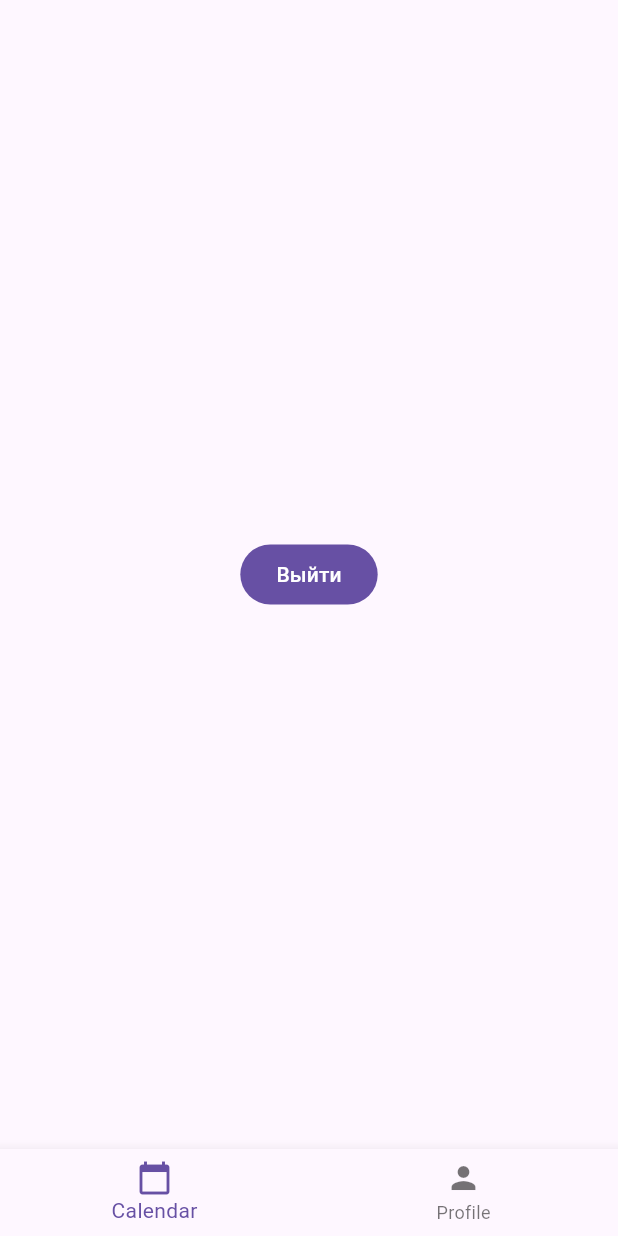
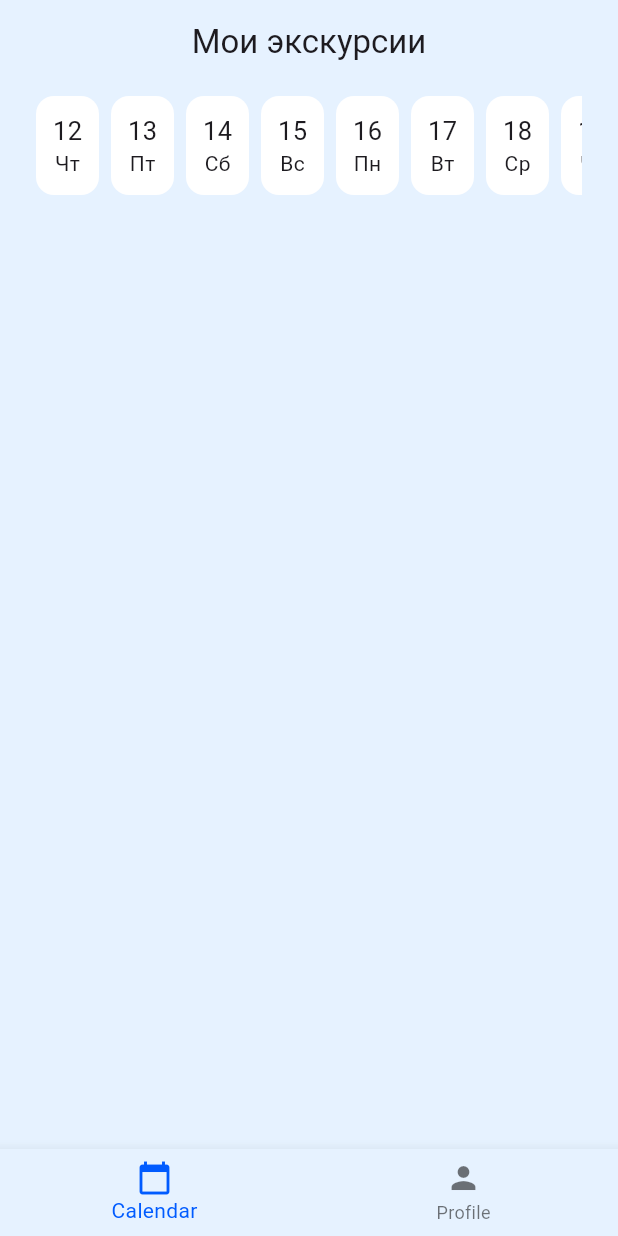
Before and after one commit to ProjectSWD12/SWD_Project, a Flutter app: the screen it shows once a user with an empty profile is signed in, on a phone screen of 412 x 824 dp. Run offline on Flutter 3.47's test engine with Material 3 defaults, Android fonts, the light colour scheme and no system bars; our stand-ins replace cloud_firestore, firebase_auth, firebase_core, flutter_riverpod; accounts and stored records are empty.

Commit message:
added calendar

```diff
--- /dev/null
+++ b/lib/screens/calendar.dart
@@ -0,0 +1,94 @@
+import 'package:cloud_firestore/cloud_firestore.dart';
+import 'package:firebase_auth/firebase_auth.dart';
+import 'package:flutter/material.dart';
+
+class Calendar extends StatefulWidget {
+  const Calendar({super.key});
+
+  @override
+  State<Calendar> createState() => _CalendarState();
+}
+
+class _CalendarState extends State<Calendar> {
+  List<ExcursionModel> excursions = [];
+  final List<String> weekdays = ['Пн', 'Вт', 'Ср', 'Чт', 'Пт', 'Сб', 'Вс'];
+
+  Future<void> _loadExcursions() async {
+    // database request
+  }
+
+  @override
+  Widget build(BuildContext context) {
+    return Scaffold(
+      appBar: AppBar(
+        backgroundColor: Color(0xffE6F2FF),
+        title: Text('Мои экскурсии'),
+        centerTitle: true,
+      ),
+      backgroundColor: Color(0xffE6F2FF),
+      body: Column(
+        mainAxisAlignment: MainAxisAlignment.center,
+        children: [
+          SizedBox(
+            height: 82,
+            child: Padding(
+              padding: EdgeInsets.fromLTRB(24, 8, 24, 8),
+              child: ListView.separated(
+                scrollDirection: Axis.horizontal,
+                itemCount: 14,
+                itemBuilder: (context, index) {
+                  final date = DateTime.now().add(Duration(days: index));
+                  final weekday = weekdays.elementAt(date.weekday - 1);
+                  return GestureDetector(
+                    onTap: _loadExcursions,
+                    child: Container(
+                      height: 66,
+                      width: 42,
+                      decoration: BoxDecoration(
+                        color: Colors.white,
+                        borderRadius: BorderRadius.circular(12)
+                      ),
+                      child: Column(
+                        mainAxisAlignment: MainAxisAlignment.center,
+                        children: [
+                          Text(date.day.toString(), style: TextStyle(fontSize: 17)),
+                          Text(weekday, style: TextStyle(fontSize: 14)),
+                        ],
+                      ),
+                    ),
+                  );
+                },
+                separatorBuilder: (context, index) => SizedBox(width: 8),
+              ),
+            ),
+          ),
+          SizedBox(height: 16),
+          Expanded(
+            child: ListView.separated(
+              itemCount: excursions.length,
+              itemBuilder: (context, index) => Container(
+                color: Colors.white,
+                child: Column(
+                  children: [
+                    Text(excursions.elementAt(index).type),
+                    Text(excursions.elementAt(index).time),
+                    Text(excursions.elementAt(index).people.toString()),
+                  ],
+                ),
+              ),
+              separatorBuilder: (context, index) => SizedBox(height: 8),
+            ),
+          )
+        ],
+      ),
+    );
+  }
+}
+
+class ExcursionModel {
+  int people;
+  String time;
+  String type;
+
+  ExcursionModel(this.type, this.time, this.people);
+}
--- a/lib/screens/home_screen.dart
+++ b/lib/screens/home_screen.dart
@@ -1,18 +1,31 @@
-import 'package:firebase_auth/firebase_auth.dart';
 import 'package:flutter/material.dart';
+import 'calendar.dart';
+import 'profile.dart';
 
-class HomeScreen extends StatelessWidget {
+class HomeScreen extends StatefulWidget {
   const HomeScreen({super.key});
+
+  @override
+  State<HomeScreen> createState() => _HomeScreenState();
+}
+
+class _HomeScreenState extends State<HomeScreen> {
+  final List<Widget> screens = [Calendar(), Profile()];
+  int _currentIndex = 0;
 
   @override
   Widget build(BuildContext context) {
     return Scaffold(
-      body: Center(
-        child: FilledButton(
-          onPressed: () {FirebaseAuth.instance.signOut();},
-          child: const Text('Выйти')),
-      ),
+      body: screens.elementAt(_currentIndex),
       bottomNavigationBar: BottomNavigationBar(
+        backgroundColor: Color(0xffE6F2FF),
+        selectedItemColor: Color(0xff005BFF),
+        currentIndex: _currentIndex,
+        onTap: (index) {
+          setState(() {
+            _currentIndex = index;
+          });
+        },
         items: <BottomNavigationBarItem>[
           BottomNavigationBarItem(label: 'Calendar', icon: Icon(Icons.calendar_today)),
           BottomNavigationBarItem(label: 'Profile', icon: Icon(Icons.person)),
--- /dev/null
+++ b/lib/screens/profile.dart
@@ -0,0 +1,18 @@
+import 'package:firebase_auth/firebase_auth.dart';
+import 'package:flutter/material.dart';
+
+class Profile extends StatelessWidget {
+  const Profile({super.key});
+
+  @override
+  Widget build(BuildContext context) {
+    return Scaffold(
+      backgroundColor: Color(0xffE6F2FF),
+      body: Center(
+        child: FilledButton(
+            onPressed: () {FirebaseAuth.instance.signOut();},
+            child: const Text('Выйти')),
+      ),
+    );
+  }
+}
--- a/lib/screens/registration_screen.dart
+++ b/lib/screens/registration_screen.dart
@@ -1,5 +1,6 @@
 import 'package:flutter/material.dart';
 import 'package:firebase_auth/firebase_auth.dart';
+import '../main.dart';
 import 'login_screen.dart';
 
 class RegistrationScreen extends StatefulWidget {
@@ -28,6 +29,14 @@ class _RegistrationScreenState extends State<RegistrationScreen> {
       if (email.isEmpty || password.isEmpty) {
         _showError('Введите email и пароль');
         return;
+      }
+
+      if (context.mounted) {
+        Navigator.pushAndRemoveUntil(
+          context,
+          MaterialPageRoute(builder: (_) => const AuthGate()),
+              (route) => false,
+        );
       }
 
       await FirebaseAuth.instance.createUserWithEmailAndPassword(
```
